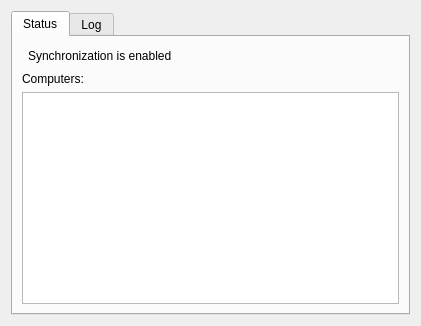
Qt form statuswidget.ui (KDE/ksecrets) before a commit.
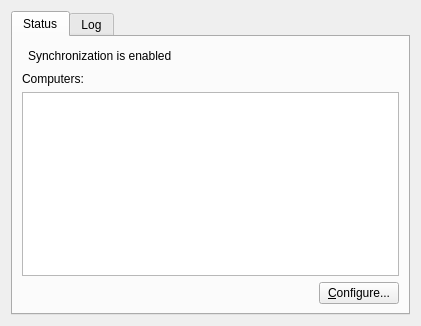
The same form after that commit. Custom widgets are drawn as their Qt base class.

The edit to the form file:
```diff
--- a/statuswidget.ui
+++ b/statuswidget.ui
@@ -23,7 +23,7 @@
       <attribute name="title">
        <string>Status</string>
       </attribute>
-      <layout class="QVBoxLayout" name="verticalLayout_2">
+      <layout class="QVBoxLayout" name="verticalLayout">
        <item>
         <layout class="QHBoxLayout" name="horizontalLayout">
          <item>
@@ -52,17 +52,47 @@
         </layout>
        </item>
        <item>
-        <layout class="QVBoxLayout" name="verticalLayout">
+        <widget class="QLabel" name="label">
+         <property name="text">
+          <string>Computers:</string>
+         </property>
+        </widget>
+       </item>
+       <item>
+        <widget class="QTreeView" name="_computersView">
+         <property name="editTriggers">
+          <set>QAbstractItemView::NoEditTriggers</set>
+         </property>
+         <property name="showDropIndicator" stdset="0">
+          <bool>false</bool>
+         </property>
+         <property name="rootIsDecorated">
+          <bool>false</bool>
+         </property>
+        </widget>
+       </item>
+       <item>
+        <layout class="QHBoxLayout" name="horizontalLayout_3">
          <item>
-          <widget class="QLabel" name="label">
+          <spacer name="horizontalSpacer_3">
+           <property name="orientation">
+            <enum>Qt::Horizontal</enum>
+           </property>
+           <property name="sizeHint" stdset="0">
+            <size>
+             <width>40</width>
+             <height>20</height>
+            </size>
+           </property>
+          </spacer>
+         </item>
+         <item>
+          <widget class="KPushButton" name="_configureBtn">
            <property name="text">
-            <string>Computers:</string>
+            <string>&amp;Configure...</string>
            </property>
           </widget>
          </item>
-         <item>
-          <widget class="QTreeView" name="_computersView"/>
-         </item>
         </layout>
        </item>
       </layout>
```
